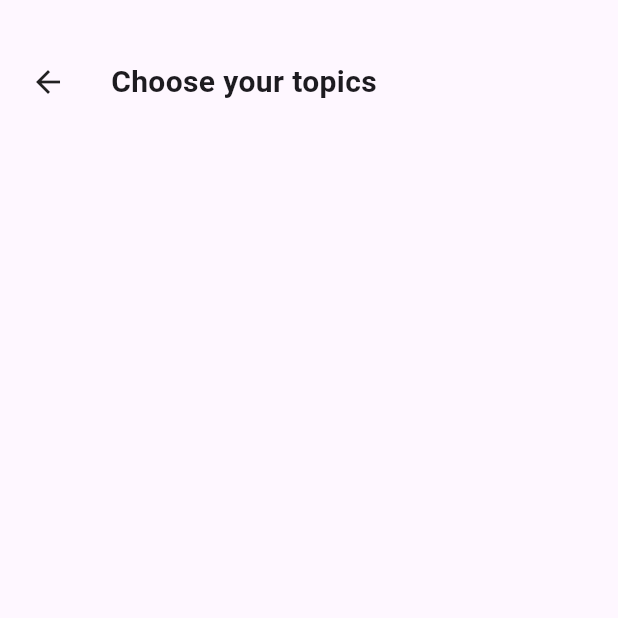
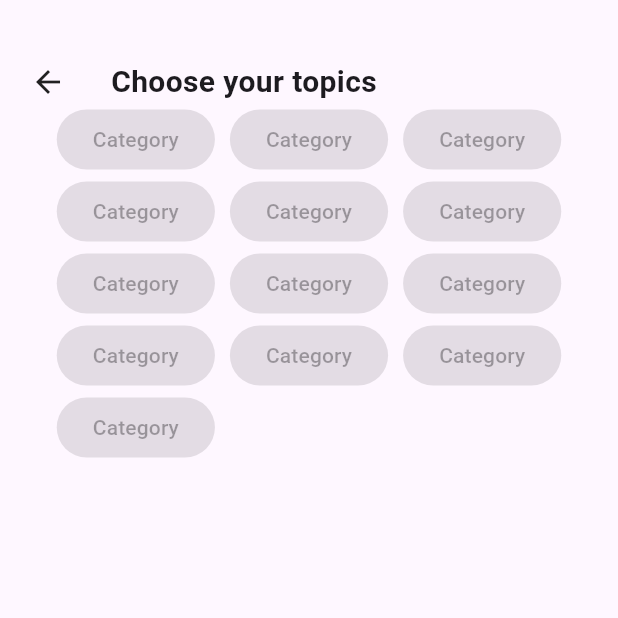
Before and after one commit to eziraa/technews, a Flutter app: the screen it shows after launch, on a phone screen of 412 x 824 dp, the top half of it. Run offline on Flutter 3.47's test engine with Material 3 defaults, Android fonts, the phone set to English and light mode, and no system bars.

Commit message:
adding catagories

```diff
--- a/lib/select_topic.dart
+++ b/lib/select_topic.dart
@@ -8,15 +8,16 @@ class SelectTopics extends StatefulWidget {
 }
 
 class _SelectTopicsState extends State<SelectTopics> {
+
   @override
   Widget build(BuildContext context) {
     return Scaffold(
       body: Container(
         padding: const EdgeInsets.all(20),
         margin: const EdgeInsets.only(top: 20),
-        child: const Column(
+        child: Column(
           children: [
-            Row(
+            const Row(
               children: [
                 Icon(Icons.arrow_back_sharp),
                 SizedBox(
@@ -28,6 +29,20 @@ class _SelectTopicsState extends State<SelectTopics> {
                 ),
               ],
             ),
+            Wrap(
+              spacing: 10,
+              children: List.generate(
+                13,
+                (index) => const Flexible(
+                  child: ElevatedButton(
+                    onPressed: null,
+                    child: Text(
+                      "Category",
+                    ),
+                  ),
+                ),
+              ),
+            )
           ],
         ),
       ),
```
